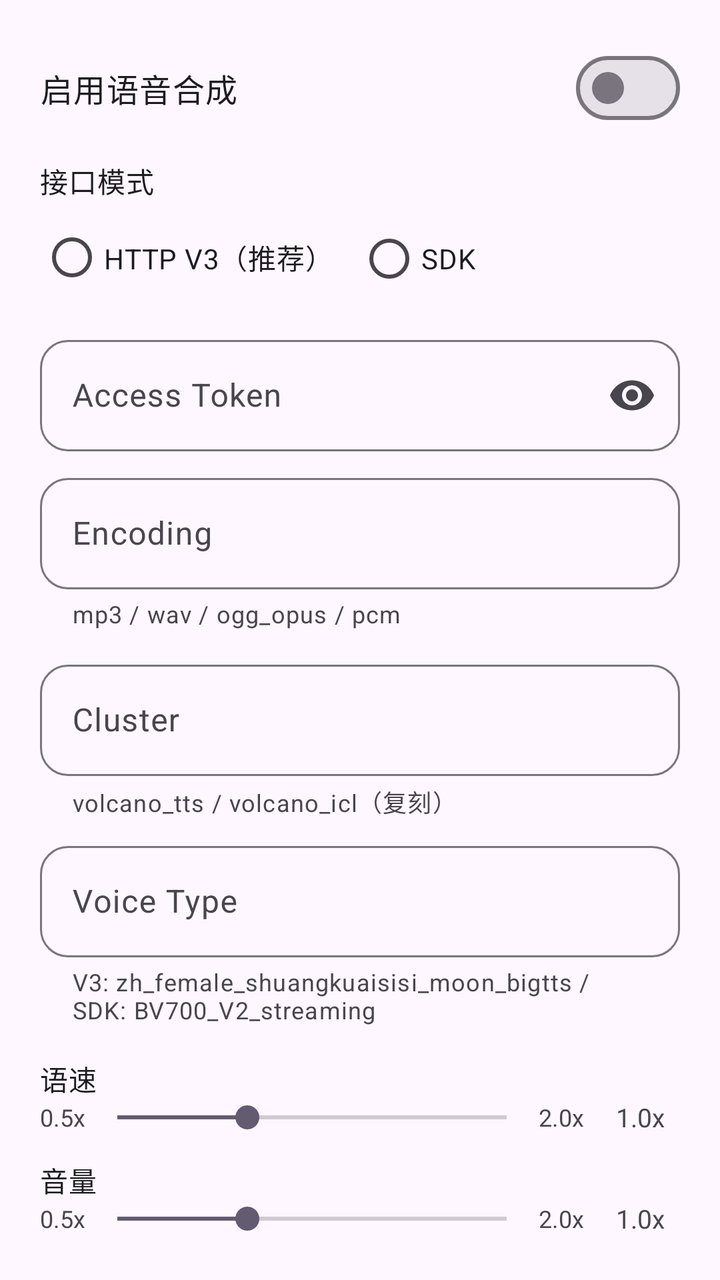
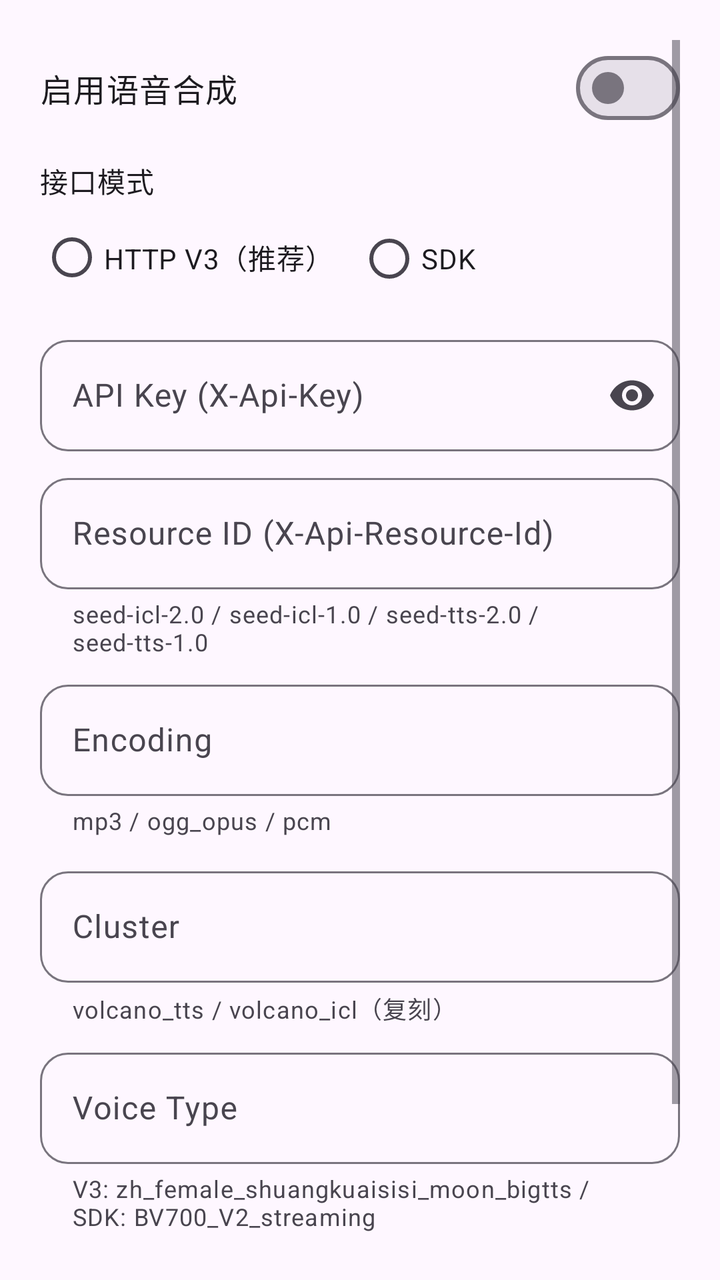

Screens rendered from an Android XML layout before and after an edit, with the pre-edit source and the edit as a unified diff.
<!-- AndroidManifest.xml: application theme Theme.AIChat -->
<!-- res/layout/dialog_tts_settings.xml -->
<?xml version="1.0" encoding="utf-8"?>
<ScrollView xmlns:android="http://schemas.android.com/apk/res/android"
    xmlns:app="http://schemas.android.com/apk/res-auto"
    android:layout_width="match_parent"
    android:layout_height="wrap_content"
    android:padding="20dp">

    <LinearLayout
        android:layout_width="match_parent"
        android:layout_height="wrap_content"
        android:orientation="vertical">

        <com.google.android.material.materialswitch.MaterialSwitch
            android:id="@+id/switchTTSEnabled"
            android:layout_width="match_parent"
            android:layout_height="wrap_content"
            android:minHeight="48dp"
            android:text="启用语音合成"
            android:textAppearance="?attr/textAppearanceBodyLarge" />

        
        <TextView
            android:layout_width="wrap_content"
            android:layout_height="wrap_content"
            android:layout_marginTop="12dp"
            android:text="接口模式"
            android:textAppearance="?attr/textAppearanceBodyMedium" />

        <RadioGroup
            android:id="@+id/radioTTSMode"
            android:layout_width="match_parent"
            android:layout_height="wrap_content"
            android:orientation="horizontal"
            android:layout_marginTop="4dp">

            <RadioButton
                android:id="@+id/modeHttpApi"
                android:layout_width="wrap_content"
                android:layout_height="wrap_content"
                android:text="HTTP V3（推荐）"
                android:textSize="14sp" />

            <RadioButton
                android:id="@+id/modeSdk"
                android:layout_width="wrap_content"
                android:layout_height="wrap_content"
                android:layout_marginStart="12dp"
                android:text="SDK"
                android:textSize="14sp" />
        </RadioGroup>

        
        <com.google.android.material.textfield.TextInputLayout
            android:layout_width="match_parent"
            android:layout_height="wrap_content"
            android:layout_marginTop="12dp"
            android:hint="Access Token"
            app:boxCornerRadiusBottomEnd="14dp"
            app:boxCornerRadiusBottomStart="14dp"
            app:boxCornerRadiusTopEnd="14dp"
            app:boxCornerRadiusTopStart="14dp"
            app:endIconMode="password_toggle">

            <com.google.android.material.textfield.TextInputEditText
                android:id="@+id/editTTSAccessToken"
                android:layout_width="match_parent"
                android:layout_height="wrap_content"
                android:inputType="textPassword"
                android:singleLine="true" />
        </com.google.android.material.textfield.TextInputLayout>

        
        <LinearLayout
            android:id="@+id/layoutSdk"
            android:layout_width="match_parent"
            android:layout_height="wrap_content"
            android:orientation="vertical"
            android:visibility="gone">

            <com.google.android.material.textfield.TextInputLayout
                android:layout_width="match_parent"
                android:layout_height="wrap_content"
                android:layout_marginTop="8dp"
                android:hint="App ID"
                app:boxCornerRadiusBottomEnd="14dp"
                app:boxCornerRadiusBottomStart="14dp"
                app:boxCornerRadiusTopEnd="14dp"
                app:boxCornerRadiusTopStart="14dp">

                <com.google.android.material.textfield.TextInputEditText
                    android:id="@+id/editTTSAppId"
                    android:layout_width="match_parent"
                    android:layout_height="wrap_content"
                    android:inputType="text"
                    android:singleLine="true" />
            </com.google.android.material.textfield.TextInputLayout>
        </LinearLayout>

        
        <LinearLayout
            android:id="@+id/layoutHttpApi"
            android:layout_width="match_parent"
            android:layout_height="wrap_content"
            android:orientation="vertical">

            <com.google.android.material.textfield.TextInputLayout
                android:layout_width="match_parent"
                android:layout_height="wrap_content"
                android:layout_marginTop="8dp"
                android:hint="Encoding"
                app:boxCornerRadiusBottomEnd="14dp"
                app:boxCornerRadiusBottomStart="14dp"
                app:boxCornerRadiusTopEnd="14dp"
                app:boxCornerRadiusTopStart="14dp"
                app:helperText="mp3 / wav / ogg_opus / pcm"
                app:helperTextEnabled="true">

                <com.google.android.material.textfield.TextInputEditText
                    android:id="@+id/editTTSEncoding"
                    android:layout_width="match_parent"
                    android:layout_height="wrap_content"
                    android:inputType="text"
                    android:singleLine="true" />
            </com.google.android.material.textfield.TextInputLayout>
        </LinearLayout>

        
        <com.google.android.material.textfield.TextInputLayout
            android:layout_width="match_parent"
            android:layout_height="wrap_content"
            android:layout_marginTop="12dp"
            android:hint="Cluster"
            app:boxCornerRadiusBottomEnd="14dp"
            app:boxCornerRadiusBottomStart="14dp"
            app:boxCornerRadiusTopEnd="14dp"
            app:boxCornerRadiusTopStart="14dp"
            app:helperText="volcano_tts / volcano_icl（复刻）"
            app:helperTextEnabled="true">

            <com.google.android.material.textfield.TextInputEditText
                android:id="@+id/editTTSCluster"
                android:layout_width="match_parent"
                android:layout_height="wrap_content"
                android:inputType="text"
                android:singleLine="true" />
        </com.google.android.material.textfield.TextInputLayout>

        <com.google.android.material.textfield.TextInputLayout
            android:layout_width="match_parent"
            android:layout_height="wrap_content"
            android:layout_marginTop="8dp"
            android:hint="Voice Type"
            app:boxCornerRadiusBottomEnd="14dp"
            app:boxCornerRadiusBottomStart="14dp"
            app:boxCornerRadiusTopEnd="14dp"
            app:boxCornerRadiusTopStart="14dp"
            app:helperText="V3: zh_female_shuangkuaisisi_moon_bigtts / SDK: BV700_V2_streaming"
            app:helperTextEnabled="true">

            <com.google.android.material.textfield.TextInputEditText
                android:id="@+id/editTTSVoiceType"
                android:layout_width="match_parent"
                android:layout_height="wrap_content"
                android:inputType="text"
                android:singleLine="true" />
        </com.google.android.material.textfield.TextInputLayout>

        
        <TextView
            android:layout_width="wrap_content"
            android:layout_height="wrap_content"
            android:layout_marginTop="16dp"
            android:text="语速"
            android:textAppearance="?attr/textAppearanceBodyMedium" />

        <LinearLayout
            android:layout_width="match_parent"
            android:layout_height="wrap_content"
            android:orientation="horizontal"
            android:gravity="center_vertical">

            <TextView
                android:layout_width="wrap_content"
                android:layout_height="wrap_content"
                android:text="0.5x"
                android:textSize="12sp" />

            <SeekBar
                android:id="@+id/seekTTSSpeed"
                android:layout_width="0dp"
                android:layout_weight="1"
                android:layout_height="wrap_content"
                android:max="15"
                android:progress="5" />

            <TextView
                android:layout_width="wrap_content"
                android:layout_height="wrap_content"
                android:text="2.0x"
                android:textSize="12sp" />

            <TextView
                android:id="@+id/textTTSSpeedValue"
                android:layout_width="wrap_content"
                android:layout_height="wrap_content"
                android:layout_marginStart="8dp"
                android:minWidth="40dp"
                android:text="1.0x"
                android:textSize="13sp"
                android:gravity="center" />
        </LinearLayout>

        
        <TextView
            android:layout_width="wrap_content"
            android:layout_height="wrap_content"
            android:layout_marginTop="12dp"
            android:text="音量"
            android:textAppearance="?attr/textAppearanceBodyMedium" />

        <LinearLayout
            android:layout_width="match_parent"
            android:layout_height="wrap_content"
            android:orientation="horizontal"
            android:gravity="center_vertical">

            <TextView
                android:layout_width="wrap_content"
                android:layout_height="wrap_content"
                android:text="0.5x"
                android:textSize="12sp" />

            <SeekBar
                android:id="@+id/seekTTSVolume"
                android:layout_width="0dp"
                android:layout_weight="1"
                android:layout_height="wrap_content"
                android:max="15"
                android:progress="5" />

            <TextView
                android:layout_width="wrap_content"
                android:layout_height="wrap_content"
                android:text="2.0x"
                android:textSize="12sp" />

            <TextView
                android:id="@+id/textTTSVolumeValue"
                android:layout_width="wrap_content"
                android:layout_height="wrap_content"
                android:layout_marginStart="8dp"
                android:minWidth="40dp"
                android:text="1.0x"
                android:textSize="13sp"
                android:gravity="center" />
        </LinearLayout>

    </LinearLayout>
</ScrollView>
<!-- resources referenced by this layout -->
<resources>
  <style name="Theme.AIChat" parent="Theme.Material3.DayNight.NoActionBar">
          <item name="colorPrimary">@color/primary</item>
          <item name="colorPrimaryContainer">?attr/colorPrimaryLight</item>
          <item name="colorOnPrimary">@color/on_primary</item>
          <item name="colorSurface">@color/surface</item>
          <item name="colorPrimarySubtle">@color/primary_blue_subtle</item>
          <item name="colorPrimaryLight">@color/primary_blue_light</item>
          <item name="colorPrimaryDeep">@color/primary_blue_deep</item>
          <item name="materialAlertDialogTheme">@style/ThemeOverlay.AIChat.MaterialAlertDialog</item>
          <item name="alertDialogTheme">@style/ThemeOverlay.AIChat.MaterialAlertDialog</item>
      </style>
  <color name="primary">#1976D2</color>
  <color name="on_primary">#FFFFFF</color>
  <color name="surface">#FFFFFF</color>
  <color name="primary_blue_subtle">#F5FAFF</color>
  <color name="primary_blue_light">#E3F2FD</color>
  <color name="primary_blue_deep">#0D47A1</color>
  <style name="ThemeOverlay.AIChat.MaterialAlertDialog" parent="ThemeOverlay.Material3.MaterialAlertDialog">
          <item name="backgroundTint">@android:color/transparent</item>
          <item name="android:windowBackground">@drawable/bg_material_alert_dialog</item>
          <item name="colorSurface">@color/dialog_surface_bg</item>
          <item name="elevationOverlayEnabled">false</item>
          <item name="shapeAppearanceOverlay">@style/ShapeAppearance.AIChat.Dialog</item>
      </style>
  <!-- drawable bg_material_alert_dialog (drawable) -->
  <?xml version="1.0" encoding="utf-8"?>
  <layer-list xmlns:android="http://schemas.android.com/apk/res/android">
      
      <item>
          <shape android:shape="rectangle">
              <solid android:color="@color/glass_surface" />
              <corners android:radius="28dp" />
          </shape>
      </item>
      
      <item android:bottom="@dimen/dialog_glass_highlight_fade">
          <shape android:shape="rectangle">
              <gradient
                  android:startColor="@color/glass_highlight_top"
                  android:endColor="@android:color/transparent"
                  android:angle="270" />
              <corners android:topLeftRadius="28dp" android:topRightRadius="28dp" />
          </shape>
      </item>
      
      <item android:top="@dimen/dialog_glass_shadow_fade">
          <shape android:shape="rectangle">
              <gradient
                  android:startColor="@android:color/transparent"
                  android:endColor="@color/glass_shadow_bottom"
                  android:angle="270" />
              <corners android:bottomLeftRadius="28dp" android:bottomRightRadius="28dp" />
          </shape>
      </item>
      
      <item>
          <shape android:shape="rectangle">
              <solid android:color="@android:color/transparent" />
              <stroke android:width="0.5dp" android:color="@color/glass_stroke" />
              <corners android:radius="28dp" />
          </shape>
      </item>
  </layer-list>
  <color name="dialog_surface_bg">#FFFDFEFF</color>
  <style name="ShapeAppearance.AIChat.Dialog" parent="">
          <item name="cornerFamily">rounded</item>
          <item name="cornerSize">28dp</item>
      </style>
  <color name="glass_surface">#CCF2F2F7</color>
  <dimen name="dialog_glass_highlight_fade">120dp</dimen>
  <color name="glass_highlight_top">#30FFFFFF</color>
  <dimen name="dialog_glass_shadow_fade">160dp</dimen>
  <color name="glass_shadow_bottom">#10000000</color>
  <color name="glass_stroke">#40FFFFFF</color>
</resources>

<!-- the commit's change to res/layout/dialog_tts_settings.xml (unified diff, before → after) -->
@@ -50,26 +50,6 @@
         </RadioGroup>
 
         
-        <com.google.android.material.textfield.TextInputLayout
-            android:layout_width="match_parent"
-            android:layout_height="wrap_content"
-            android:layout_marginTop="12dp"
-            android:hint="Access Token"
-            app:boxCornerRadiusBottomEnd="14dp"
-            app:boxCornerRadiusBottomStart="14dp"
-            app:boxCornerRadiusTopEnd="14dp"
-            app:boxCornerRadiusTopStart="14dp"
-            app:endIconMode="password_toggle">
-
-            <com.google.android.material.textfield.TextInputEditText
-                android:id="@+id/editTTSAccessToken"
-                android:layout_width="match_parent"
-                android:layout_height="wrap_content"
-                android:inputType="textPassword"
-                android:singleLine="true" />
-        </com.google.android.material.textfield.TextInputLayout>
-
-        
         <LinearLayout
             android:id="@+id/layoutSdk"
             android:layout_width="match_parent"
@@ -80,28 +60,86 @@
             <com.google.android.material.textfield.TextInputLayout
                 android:layout_width="match_parent"
                 android:layout_height="wrap_content"
+                android:layout_marginTop="12dp"
+                android:hint="App ID"
+                app:boxCornerRadiusBottomEnd="14dp"
+                app:boxCornerRadiusBottomStart="14dp"
+                app:boxCornerRadiusTopEnd="14dp"
+                app:boxCornerRadiusTopStart="14dp">
+
+                <com.google.android.material.textfield.TextInputEditText
+                    android:id="@+id/editTTSAppId"
+                    android:layout_width="match_parent"
+                    android:layout_height="wrap_content"
+                    android:inputType="text"
+                    android:singleLine="true" />
+            </com.google.android.material.textfield.TextInputLayout>
+
+            <com.google.android.material.textfield.TextInputLayout
+                android:layout_width="match_parent"
+                android:layout_height="wrap_content"
                 android:layout_marginTop="8dp"
-                android:hint="App ID"
-                app:boxCornerRadiusBottomEnd="14dp"
-                app:boxCornerRadiusBottomStart="14dp"
-                app:boxCornerRadiusTopEnd="14dp"
-                app:boxCornerRadiusTopStart="14dp">
-
-                <com.google.android.material.textfield.TextInputEditText
-                    android:id="@+id/editTTSAppId"
+                android:hint="Access Token"
+                app:boxCornerRadiusBottomEnd="14dp"
+                app:boxCornerRadiusBottomStart="14dp"
+                app:boxCornerRadiusTopEnd="14dp"
+                app:boxCornerRadiusTopStart="14dp"
+                app:endIconMode="password_toggle">
+
+                <com.google.android.material.textfield.TextInputEditText
+                    android:id="@+id/editTTSAccessToken"
+                    android:layout_width="match_parent"
+                    android:layout_height="wrap_content"
+                    android:inputType="textPassword"
+                    android:singleLine="true" />
+            </com.google.android.material.textfield.TextInputLayout>
+        </LinearLayout>
+
+        
+        <LinearLayout
+            android:id="@+id/layoutHttpApi"
+            android:layout_width="match_parent"
+            android:layout_height="wrap_content"
+            android:orientation="vertical">
+
+            <com.google.android.material.textfield.TextInputLayout
+                android:layout_width="match_parent"
+                android:layout_height="wrap_content"
+                android:layout_marginTop="12dp"
+                android:hint="API Key (X-Api-Key)"
+                app:boxCornerRadiusBottomEnd="14dp"
+                app:boxCornerRadiusBottomStart="14dp"
+                app:boxCornerRadiusTopEnd="14dp"
+                app:boxCornerRadiusTopStart="14dp"
+                app:endIconMode="password_toggle">
+
+                <com.google.android.material.textfield.TextInputEditText
+                    android:id="@+id/editTTSApiKey"
+                    android:layout_width="match_parent"
+                    android:layout_height="wrap_content"
+                    android:inputType="textPassword"
+                    android:singleLine="true" />
+            </com.google.android.material.textfield.TextInputLayout>
+
+            <com.google.android.material.textfield.TextInputLayout
+                android:layout_width="match_parent"
+                android:layout_height="wrap_content"
+                android:layout_marginTop="8dp"
+                android:hint="Resource ID (X-Api-Resource-Id)"
+                app:boxCornerRadiusBottomEnd="14dp"
+                app:boxCornerRadiusBottomStart="14dp"
+                app:boxCornerRadiusTopEnd="14dp"
+                app:boxCornerRadiusTopStart="14dp"
+                app:helperText="seed-icl-2.0 / seed-icl-1.0 / seed-tts-2.0 / seed-tts-1.0"
+                app:helperTextEnabled="true">
+
+                <com.google.android.material.textfield.TextInputEditText
+                    android:id="@+id/editTTSResourceId"
                     android:layout_width="match_parent"
                     android:layout_height="wrap_content"
                     android:inputType="text"
                     android:singleLine="true" />
             </com.google.android.material.textfield.TextInputLayout>
-        </LinearLayout>
-
-        
-        <LinearLayout
-            android:id="@+id/layoutHttpApi"
-            android:layout_width="match_parent"
-            android:layout_height="wrap_content"
-            android:orientation="vertical">
 
             <com.google.android.material.textfield.TextInputLayout
                 android:layout_width="match_parent"
@@ -112,7 +150,7 @@
                 app:boxCornerRadiusBottomStart="14dp"
                 app:boxCornerRadiusTopEnd="14dp"
                 app:boxCornerRadiusTopStart="14dp"
-                app:helperText="mp3 / wav / ogg_opus / pcm"
+                app:helperText="mp3 / ogg_opus / pcm"
                 app:helperTextEnabled="true">
 
                 <com.google.android.material.textfield.TextInputEditText
